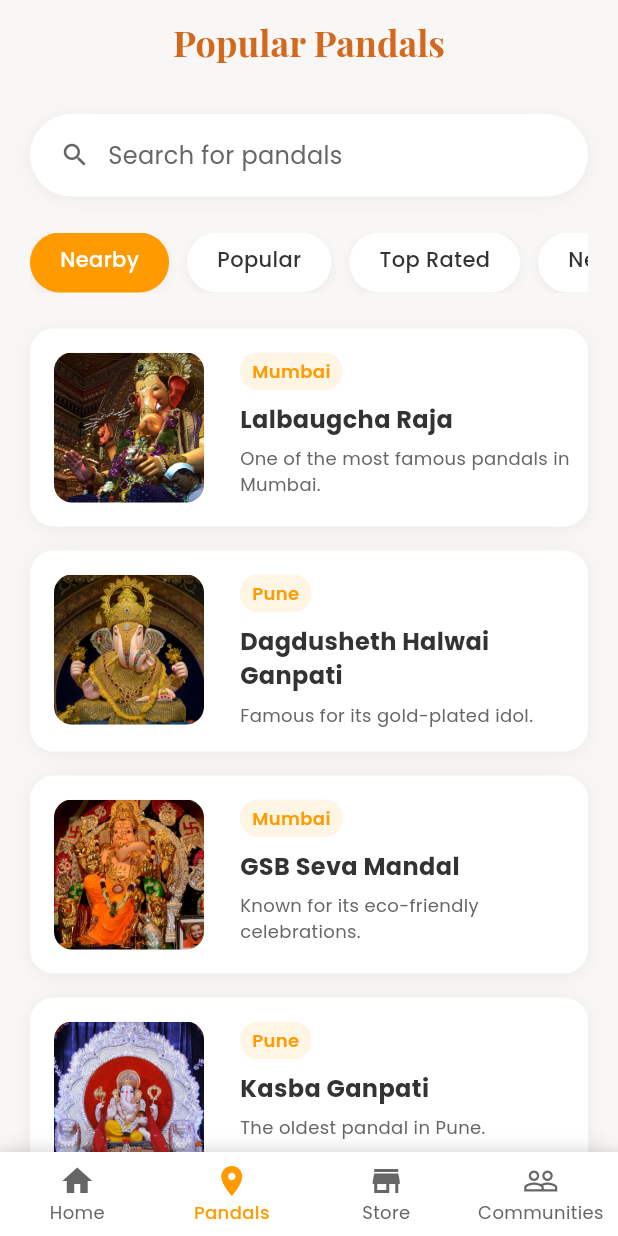
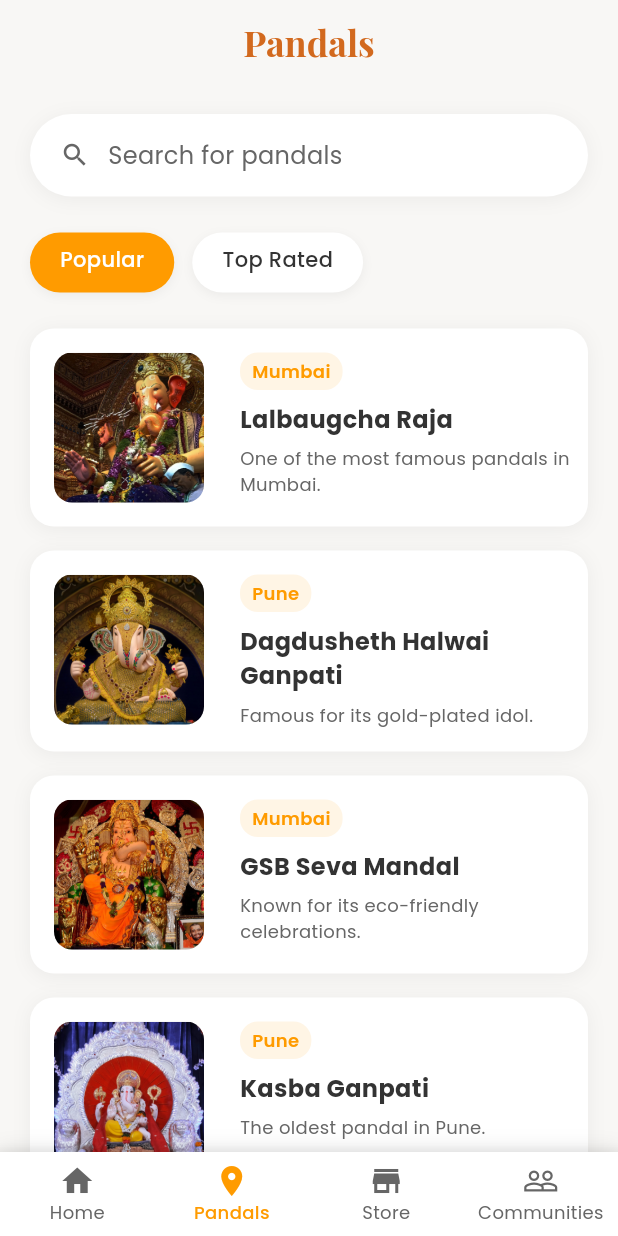
Before and after one commit to sparth292/sih-hackathon-protoype, a Flutter app: the FestivalsScreen screen opened directly, on a phone screen of 412 x 824 dp. Run offline on Flutter 3.47's test engine with Material 3 defaults, Android fonts, the phone set to English and light mode, and no system bars; our stand-ins replace cached_network_image, geolocator, google_fonts, google_generative_ai, google_maps_flutter, permission_handler and 2 more; accounts and stored records are empty.

Commit message:
final UI changes

```diff
--- a/lib/screens/festivals/festivals_screen.dart
+++ b/lib/screens/festivals/festivals_screen.dart
@@ -14,7 +14,7 @@
 
 class _FestivalsScreenState extends State<FestivalsScreen> {
   int _selectedCategory = 0;
-  final List<String> categories = ['Nearby', 'Popular', 'Top Rated', 'New'];
+  final List<String> categories = ['Popular', 'Top Rated'];
 
   final List<Map<String, dynamic>> pandals = [
     {
@@ -58,7 +58,7 @@
       appBar: AppBar(
         automaticallyImplyLeading: false,
         title: Text(
-          'Popular Pandals',
+          'Pandals',
           style: GoogleFonts.playfairDisplay(
             fontSize: 24,
             fontWeight: FontWeight.bold,
--- a/lib/screens/store/store_screen.dart
+++ b/lib/screens/store/store_screen.dart
@@ -176,10 +176,10 @@
         automaticallyImplyLeading: false,
         title: Text(
           'EcoMurti',
-          style: GoogleFonts.poppins(
-            fontSize: 24,
+          style: GoogleFonts.playfairDisplay(
+            fontSize: 28,
             fontWeight: FontWeight.bold,
-            color: const Color(0xFF333333),
+            color: const Color(0xFFD2691E),
           ),
         ),
         backgroundColor: Colors.transparent,
--- a/pubspec.yaml
+++ b/pubspec.yaml
@@ -50,8 +50,7 @@
   google_generative_ai:  # For Gemini AI integration
   google_maps_flutter: ^2.5.0  # For displaying maps
   shared_preferences: ^2.2.2  # For local storage
-  intl: ^0.19.0  # For date formatting
-  cached_network_image: ^3.3.1  # For efficient image loading
+  intl:   # For date formatting
 
 dev_dependencies:
   flutter_test:
```
Also changed, not shown: lib/screens/home/home_screen.dart (+14 -2 lines), pubspec.lock.
